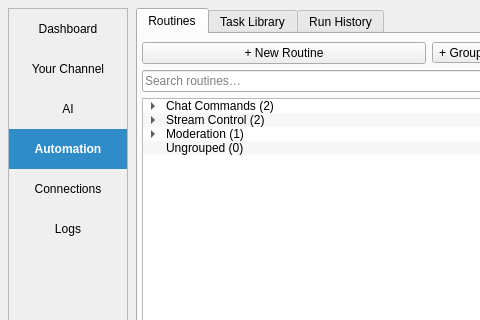
Above: products/hub/ui/mockups/automation_routines_mockup.ui from itsjusty0gurt/StreamHouse before the change; both pictures show x 0 to 480 and y 0 to 320 of the 1280 by 760 pixel window. Below: the same form after it.
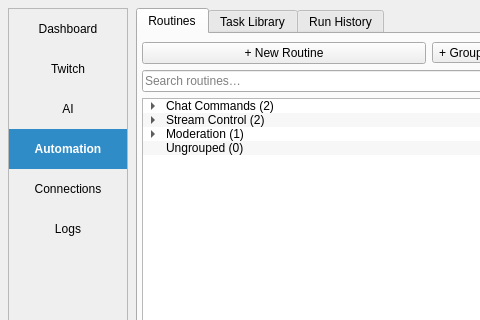
That is the form after the change.

Commit message: Move Twitch UI and commands into module

Diff of the .ui file:
```diff
--- a/products/hub/ui/mockups/automation_routines_mockup.ui
+++ b/products/hub/ui/mockups/automation_routines_mockup.ui
@@ -33,7 +33,7 @@
        <property name="rightMargin"><number>0</number></property>
        <property name="bottomMargin"><number>0</number></property>
        <item><widget class="QPushButton" name="dashboardButton"><property name="text"><string>Dashboard</string></property></widget></item>
-       <item><widget class="QPushButton" name="channelButton"><property name="text"><string>Your Channel</string></property></widget></item>
+       <item><widget class="QPushButton" name="channelButton"><property name="text"><string>Twitch</string></property></widget></item>
        <item><widget class="QPushButton" name="aiButton"><property name="text"><string>AI</string></property></widget></item>
        <item><widget class="QPushButton" name="automationButton"><property name="text"><string>Automation</string></property><property name="checkable"><bool>true</bool></property><property name="checked"><bool>true</bool></property></widget></item>
        <item><widget class="QPushButton" name="connectionsButton"><property name="text"><string>Connections</string></property></widget></item>
```
The commit also changes 26 other files.
